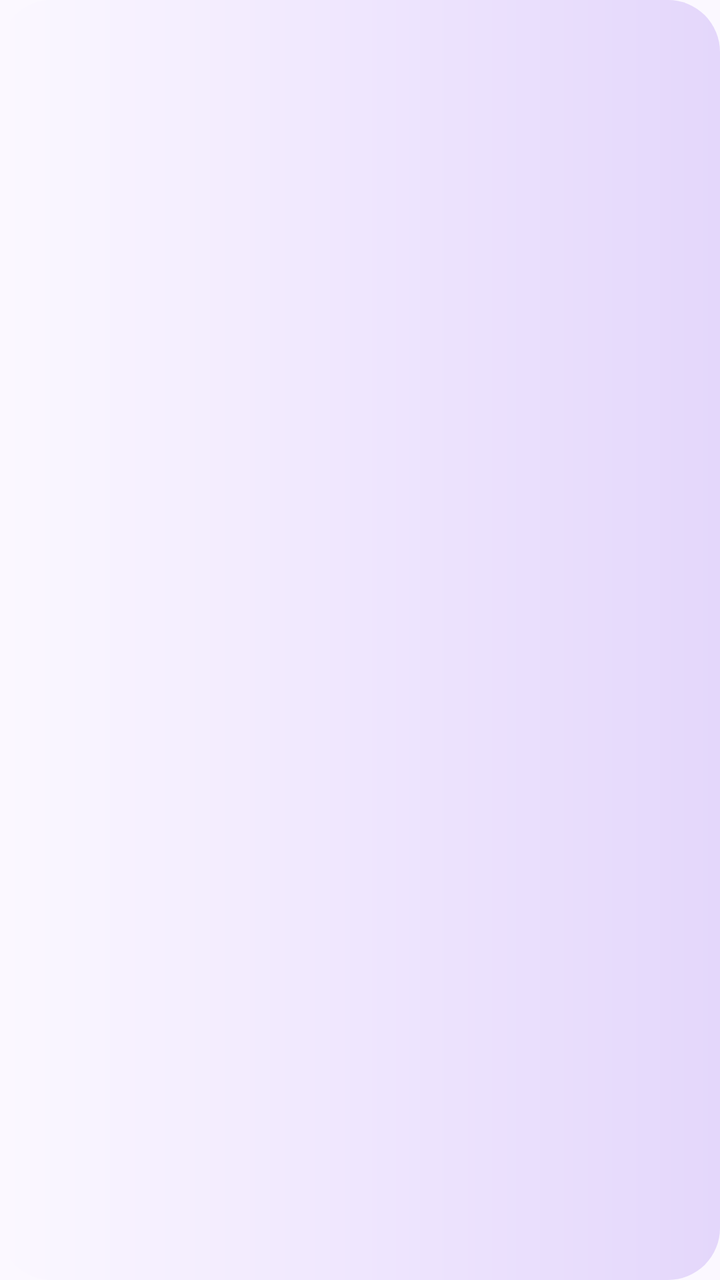
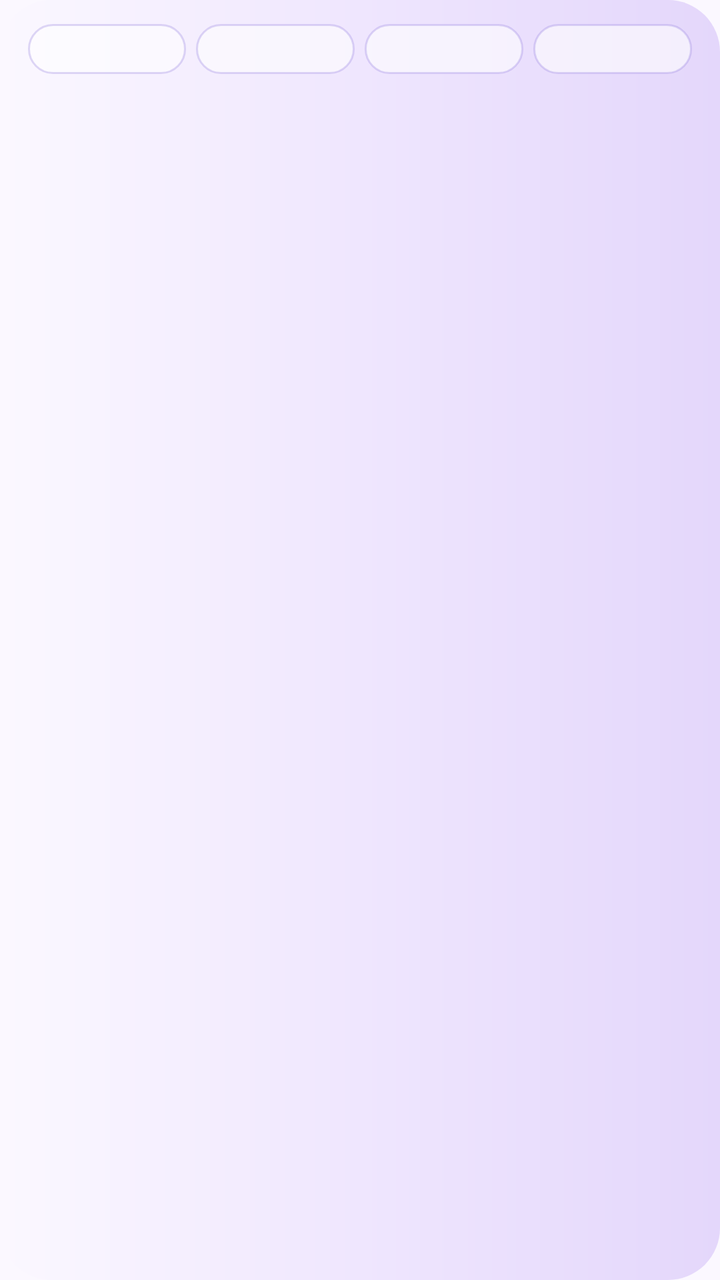

Compare the two renders of this Android layout. The source of the first and the diff that turns it into the second are given below.
<!-- AndroidManifest.xml: application theme Theme.DayTally -->
<!-- res/layout/widget_week.xml -->
<?xml version="1.0" encoding="utf-8"?>

<LinearLayout xmlns:android="http://schemas.android.com/apk/res/android"
    android:id="@+id/week_root"
    android:layout_width="match_parent"
    android:layout_height="match_parent"
    android:orientation="vertical"
    android:paddingLeft="18dp"
    android:paddingTop="16dp"
    android:paddingRight="18dp"
    android:paddingBottom="14dp"
    android:background="@drawable/bg_week">

    
    <LinearLayout
        android:id="@+id/week_tabs"
        android:layout_width="match_parent"
        android:layout_height="wrap_content"
        android:orientation="horizontal">

        <TextView
            android:id="@+id/wtab_0"
            android:layout_width="0dp"
            android:layout_height="wrap_content"
            android:layout_weight="1"
            android:gravity="center"
            android:paddingTop="7dp"
            android:paddingBottom="7dp"
            android:textSize="15sp"
            android:textStyle="bold"
            android:includeFontPadding="false"
            android:singleLine="true"
            android:textColor="#6E58BE" />

        <TextView
            android:id="@+id/wtab_1"
            android:layout_width="0dp"
            android:layout_height="wrap_content"
            android:layout_weight="1"
            android:layout_marginLeft="5dp"
            android:gravity="center"
            android:paddingTop="7dp"
            android:paddingBottom="7dp"
            android:textSize="15sp"
            android:textStyle="bold"
            android:includeFontPadding="false"
            android:singleLine="true"
            android:textColor="#6E58BE" />

        <TextView
            android:id="@+id/wtab_2"
            android:layout_width="0dp"
            android:layout_height="wrap_content"
            android:layout_weight="1"
            android:layout_marginLeft="5dp"
            android:gravity="center"
            android:paddingTop="7dp"
            android:paddingBottom="7dp"
            android:textSize="15sp"
            android:textStyle="bold"
            android:includeFontPadding="false"
            android:singleLine="true"
            android:textColor="#6E58BE" />

        <TextView
            android:id="@+id/wtab_3"
            android:layout_width="0dp"
            android:layout_height="wrap_content"
            android:layout_weight="1"
            android:layout_marginLeft="5dp"
            android:gravity="center"
            android:paddingTop="7dp"
            android:paddingBottom="7dp"
            android:textSize="15sp"
            android:textStyle="bold"
            android:includeFontPadding="false"
            android:singleLine="true"
            android:textColor="#6E58BE" />
    </LinearLayout>


    
    <LinearLayout
        android:layout_width="match_parent"
        android:layout_height="wrap_content"
        android:orientation="horizontal"
        android:gravity="bottom"
        android:layout_marginTop="11dp">

        <TextView
            android:id="@+id/week_val"
            android:layout_width="wrap_content"
            android:layout_height="wrap_content"
            android:textSize="38sp"
            android:textStyle="bold"
            android:textColor="#2B2338"
            android:includeFontPadding="false"
            android:singleLine="true" />

        <TextView
            android:id="@+id/week_unit"
            android:layout_width="wrap_content"
            android:layout_height="wrap_content"
            android:layout_marginLeft="4dp"
            android:layout_marginBottom="2dp"
            android:textSize="15sp"
            android:includeFontPadding="false"
            android:textColor="#6E6079"
            android:singleLine="true" />
    </LinearLayout>

    
    <TextView
        android:id="@+id/week_sub"
        android:layout_width="match_parent"
        android:layout_height="wrap_content"
        android:layout_marginTop="4dp"
        android:textSize="13.5sp"
        android:includeFontPadding="false"
        android:textColor="#A296B2"
        android:singleLine="true" />


    
    <LinearLayout
        android:id="@+id/week_strip"
        android:layout_width="match_parent"
        android:layout_height="0dp"
        android:layout_weight="1"
        android:layout_marginTop="8dp"
        android:orientation="horizontal"
        android:weightSum="7">

        <LinearLayout android:layout_width="0dp" android:layout_height="match_parent" android:layout_weight="1" android:orientation="vertical" android:gravity="center">
            <TextView android:id="@+id/ww_0" android:layout_width="wrap_content" android:layout_height="0dp" android:layout_weight="1.0" android:gravity="center_vertical" android:textSize="14sp" android:textColor="#9C92AC" android:includeFontPadding="false" android:singleLine="true" />
            <TextView android:id="@+id/wn_0" android:layout_width="wrap_content" android:layout_height="0dp" android:layout_weight="1.6" android:gravity="center_vertical" android:paddingTop="2dp" android:textSize="21sp" android:textStyle="bold" android:layout_marginTop="4dp" android:includeFontPadding="false" android:singleLine="true" />
            <TextView android:id="@+id/wd_0" android:layout_width="wrap_content" android:layout_height="0dp" android:layout_weight="1.0" android:gravity="center_vertical" android:textSize="13sp" android:textColor="#A99FB8" android:layout_marginTop="4dp" android:includeFontPadding="false" android:singleLine="true" />
        </LinearLayout>

        <LinearLayout android:layout_width="0dp" android:layout_height="match_parent" android:layout_weight="1" android:orientation="vertical" android:gravity="center">
            <TextView android:id="@+id/ww_1" android:layout_width="wrap_content" android:layout_height="0dp" android:layout_weight="1.0" android:gravity="center_vertical" android:textSize="14sp" android:textColor="#9C92AC" android:includeFontPadding="false" android:singleLine="true" />
            <TextView android:id="@+id/wn_1" android:layout_width="wrap_content" android:layout_height="0dp" android:layout_weight="1.6" android:gravity="center_vertical" android:paddingTop="2dp" android:textSize="21sp" android:textStyle="bold" android:layout_marginTop="4dp" android:includeFontPadding="false" android:singleLine="true" />
            <TextView android:id="@+id/wd_1" android:layout_width="wrap_content" android:layout_height="0dp" android:layout_weight="1.0" android:gravity="center_vertical" android:textSize="13sp" android:textColor="#A99FB8" android:layout_marginTop="4dp" android:includeFontPadding="false" android:singleLine="true" />
        </LinearLayout>

        <LinearLayout android:layout_width="0dp" android:layout_height="match_parent" android:layout_weight="1" android:orientation="vertical" android:gravity="center">
            <TextView android:id="@+id/ww_2" android:layout_width="wrap_content" android:layout_height="0dp" android:layout_weight="1.0" android:gravity="center_vertical" android:textSize="14sp" android:textColor="#9C92AC" android:includeFontPadding="false" android:singleLine="true" />
            <TextView android:id="@+id/wn_2" android:layout_width="wrap_content" android:layout_height="0dp" android:layout_weight="1.6" android:gravity="center_vertical" android:paddingTop="2dp" android:textSize="21sp" android:textStyle="bold" android:layout_marginTop="4dp" android:includeFontPadding="false" android:singleLine="true" />
            <TextView android:id="@+id/wd_2" android:layout_width="wrap_content" android:layout_height="0dp" android:layout_weight="1.0" android:gravity="center_vertical" android:textSize="13sp" android:textColor="#A99FB8" android:layout_marginTop="4dp" android:includeFontPadding="false" android:singleLine="true" />
        </LinearLayout>

        <LinearLayout android:layout_width="0dp" android:layout_height="match_parent" android:layout_weight="1" android:orientation="vertical" android:gravity="center">
            <TextView android:id="@+id/ww_3" android:layout_width="wrap_content" android:layout_height="0dp" android:layout_weight="1.0" android:gravity="center_vertical" android:textSize="14sp" android:textColor="#9C92AC" android:includeFontPadding="false" android:singleLine="true" />
            <TextView android:id="@+id/wn_3" android:layout_width="wrap_content" android:layout_height="0dp" android:layout_weight="1.6" android:gravity="center_vertical" android:paddingTop="2dp" android:textSize="21sp" android:textStyle="bold" android:layout_marginTop="4dp" android:includeFontPadding="false" android:singleLine="true" />
            <TextView android:id="@+id/wd_3" android:layout_width="wrap_content" android:layout_height="0dp" android:layout_weight="1.0" android:gravity="center_vertical" android:textSize="13sp" android:textColor="#A99FB8" android:layout_marginTop="4dp" android:includeFontPadding="false" android:singleLine="true" />
        </LinearLayout>

        <LinearLayout android:layout_width="0dp" android:layout_height="match_parent" android:layout_weight="1" android:orientation="vertical" android:gravity="center">
            <TextView android:id="@+id/ww_4" android:layout_width="wrap_content" android:layout_height="0dp" android:layout_weight="1.0" android:gravity="center_vertical" android:textSize="14sp" android:textColor="#9C92AC" android:includeFontPadding="false" android:singleLine="true" />
            <TextView android:id="@+id/wn_4" android:layout_width="wrap_content" android:layout_height="0dp" android:layout_weight="1.6" android:gravity="center_vertical" android:paddingTop="2dp" android:textSize="21sp" android:textStyle="bold" android:layout_marginTop="4dp" android:includeFontPadding="false" android:singleLine="true" />
            <TextView android:id="@+id/wd_4" android:layout_width="wrap_content" android:layout_height="0dp" android:layout_weight="1.0" android:gravity="center_vertical" android:textSize="13sp" android:textColor="#A99FB8" android:layout_marginTop="4dp" android:includeFontPadding="false" android:singleLine="true" />
        </LinearLayout>

        <LinearLayout android:layout_width="0dp" android:layout_height="match_parent" android:layout_weight="1" android:orientation="vertical" android:gravity="center">
            <TextView android:id="@+id/ww_5" android:layout_width="wrap_content" android:layout_height="0dp" android:layout_weight="1.0" android:gravity="center_vertical" android:textSize="14sp" android:textColor="#9C92AC" android:includeFontPadding="false" android:singleLine="true" />
            <TextView android:id="@+id/wn_5" android:layout_width="wrap_content" android:layout_height="0dp" android:layout_weight="1.6" android:gravity="center_vertical" android:paddingTop="2dp" android:textSize="21sp" android:textStyle="bold" android:layout_marginTop="4dp" android:includeFontPadding="false" android:singleLine="true" />
            <TextView android:id="@+id/wd_5" android:layout_width="wrap_content" android:layout_height="0dp" android:layout_weight="1.0" android:gravity="center_vertical" android:textSize="13sp" android:textColor="#A99FB8" android:layout_marginTop="4dp" android:includeFontPadding="false" android:singleLine="true" />
        </LinearLayout>

        <LinearLayout android:layout_width="0dp" android:layout_height="match_parent" android:layout_weight="1" android:orientation="vertical" android:gravity="center">
            <TextView android:id="@+id/ww_6" android:layout_width="wrap_content" android:layout_height="0dp" android:layout_weight="1.0" android:gravity="center_vertical" android:textSize="14sp" android:textColor="#D2505C" android:textStyle="bold" android:includeFontPadding="false" android:singleLine="true" />
            <TextView android:id="@+id/wn_6" android:layout_width="wrap_content" android:layout_height="0dp" android:layout_weight="1.6" android:gravity="center_vertical" android:paddingTop="2dp" android:textSize="21sp" android:textStyle="bold" android:layout_marginTop="4dp" android:includeFontPadding="false" android:singleLine="true" />
            <TextView android:id="@+id/wd_6" android:layout_width="wrap_content" android:layout_height="0dp" android:layout_weight="1.0" android:gravity="center_vertical" android:textSize="13sp" android:textColor="#A99FB8" android:layout_marginTop="4dp" android:includeFontPadding="false" android:singleLine="true" />
        </LinearLayout>
    </LinearLayout>
</LinearLayout>
<!-- resources referenced by this layout -->
<resources>
  <!-- drawable bg_week (drawable) -->
  <?xml version="1.0" encoding="utf-8"?>
  
  <shape xmlns:android="http://schemas.android.com/apk/res/android" android:shape="rectangle">
      <gradient android:type="linear" android:angle="180"
          android:startColor="#E4D7FB" android:centerColor="#EFE6FE" android:endColor="#FBF8FF" />
      <corners android:radius="26dp" />
  </shape>
  <style name="Theme.DayTally" parent="Theme.Material3.DayNight.NoActionBar">
          <item name="android:statusBarColor">@color/paper</item>
          <item name="android:navigationBarColor">@color/paper</item>
          <item name="android:windowBackground">@color/paper</item>
          <item name="android:windowLightStatusBar">true</item>
          <item name="android:windowLightNavigationBar">true</item>
      </style>
  <color name="paper">#FBF8FF</color>
</resources>

<!-- the commit's change to res/layout/widget_week.xml (unified diff, before → after) -->
@@ -1,14 +1,13 @@
 <?xml version="1.0" encoding="utf-8"?>
-
 <LinearLayout xmlns:android="http://schemas.android.com/apk/res/android"
     android:id="@+id/week_root"
     android:layout_width="match_parent"
     android:layout_height="match_parent"
     android:orientation="vertical"
-    android:paddingLeft="18dp"
-    android:paddingTop="16dp"
-    android:paddingRight="18dp"
-    android:paddingBottom="14dp"
+    android:paddingLeft="14dp"
+    android:paddingTop="12dp"
+    android:paddingRight="14dp"
+    android:paddingBottom="11dp"
     android:background="@drawable/bg_week">
 
     
@@ -16,6 +15,7 @@
         android:id="@+id/week_tabs"
         android:layout_width="match_parent"
         android:layout_height="wrap_content"
+        android:layout_marginBottom="8dp"
         android:orientation="horizontal">
 
         <TextView
@@ -23,10 +23,11 @@
             android:layout_width="0dp"
             android:layout_height="wrap_content"
             android:layout_weight="1"
+            android:background="@drawable/bg_weektab_off"
             android:gravity="center"
-            android:paddingTop="7dp"
-            android:paddingBottom="7dp"
-            android:textSize="15sp"
+            android:paddingTop="6dp"
+            android:paddingBottom="6dp"
+            android:textSize="11sp"
             android:textStyle="bold"
             android:includeFontPadding="false"
             android:singleLine="true"
@@ -38,10 +39,11 @@
             android:layout_height="wrap_content"
             android:layout_weight="1"
             android:layout_marginLeft="5dp"
+            android:background="@drawable/bg_weektab_off"
             android:gravity="center"
-            android:paddingTop="7dp"
-            android:paddingBottom="7dp"
-            android:textSize="15sp"
+            android:paddingTop="6dp"
+            android:paddingBottom="6dp"
+            android:textSize="11sp"
             android:textStyle="bold"
             android:includeFontPadding="false"
             android:singleLine="true"
@@ -53,10 +55,11 @@
             android:layout_height="wrap_content"
             android:layout_weight="1"
             android:layout_marginLeft="5dp"
+            android:background="@drawable/bg_weektab_off"
             android:gravity="center"
-            android:paddingTop="7dp"
-            android:paddingBottom="7dp"
-            android:textSize="15sp"
+            android:paddingTop="6dp"
+            android:paddingBottom="6dp"
+            android:textSize="11sp"
             android:textStyle="bold"
             android:includeFontPadding="false"
             android:singleLine="true"
@@ -68,30 +71,29 @@
             android:layout_height="wrap_content"
             android:layout_weight="1"
             android:layout_marginLeft="5dp"
+            android:background="@drawable/bg_weektab_off"
             android:gravity="center"
-            android:paddingTop="7dp"
-            android:paddingBottom="7dp"
-            android:textSize="15sp"
+            android:paddingTop="6dp"
+            android:paddingBottom="6dp"
+            android:textSize="11sp"
             android:textStyle="bold"
             android:includeFontPadding="false"
             android:singleLine="true"
             android:textColor="#6E58BE" />
     </LinearLayout>
 
-
     
     <LinearLayout
         android:layout_width="match_parent"
         android:layout_height="wrap_content"
         android:orientation="horizontal"
-        android:gravity="bottom"
-        android:layout_marginTop="11dp">
+        android:gravity="bottom">
 
         <TextView
             android:id="@+id/week_val"
             android:layout_width="wrap_content"
             android:layout_height="wrap_content"
-            android:textSize="38sp"
+            android:textSize="32sp"
             android:textStyle="bold"
             android:textColor="#2B2338"
             android:includeFontPadding="false"
@@ -101,9 +103,10 @@
             android:id="@+id/week_unit"
             android:layout_width="wrap_content"
             android:layout_height="wrap_content"
-            android:layout_marginLeft="4dp"
-            android:layout_marginBottom="2dp"
-            android:textSize="15sp"
+            android:layout_marginLeft="5dp"
+            android:layout_marginBottom="1dp"
+            android:textSize="11.5sp"
+            android:textStyle="bold"
             android:includeFontPadding="false"
             android:textColor="#6E6079"
             android:singleLine="true" />
@@ -114,63 +117,69 @@
         android:id="@+id/week_sub"
         android:layout_width="match_parent"
         android:layout_height="wrap_content"
-        android:layout_marginTop="4dp"
-        android:textSize="13.5sp"
+        android:layout_marginTop="6dp"
+        android:textSize="10.5sp"
         android:includeFontPadding="false"
         android:textColor="#A296B2"
         android:singleLine="true" />
 
-
+    
     
     <LinearLayout
         android:id="@+id/week_strip"
         android:layout_width="match_parent"
-        android:layout_height="0dp"
-        android:layout_weight="1"
-        android:layout_marginTop="8dp"
+        android:layout_height="wrap_content"
+        android:layout_marginTop="10dp"
         android:orientation="horizontal"
         android:weightSum="7">
 
-        <LinearLayout android:layout_width="0dp" android:layout_height="match_parent" android:layout_weight="1" android:orientation="vertical" android:gravity="center">
-            <TextView android:id="@+id/ww_0" android:layout_width="wrap_content" android:layout_height="0dp" android:layout_weight="1.0" android:gravity="center_vertical" android:textSize="14sp" android:textColor="#9C92AC" android:includeFontPadding="false" android:singleLine="true" />
-            <TextView android:id="@+id/wn_0" android:layout_width="wrap_content" android:layout_height="0dp" android:layout_weight="1.6" android:gravity="center_vertical" android:paddingTop="2dp" android:textSize="21sp" android:textStyle="bold" android:layout_marginTop="4dp" android:includeFontPadding="false" android:singleLine="true" />
-            <TextView android:id="@+id/wd_0" android:layout_width="wrap_content" android:layout_height="0dp" android:layout_weight="1.0" android:gravity="center_vertical" android:textSize="13sp" android:textColor="#A99FB8" android:layout_marginTop="4dp" android:includeFontPadding="false" android:singleLine="true" />
+        <LinearLayout android:layout_width="0dp" android:layout_height="wrap_content" android:layout_weight="1" android:orientation="vertical" android:gravity="center_horizontal">
+            <TextView android:id="@+id/ww_0" android:layout_width="wrap_content" android:layout_height="wrap_content" android:textSize="10sp" android:textColor="#9C92AC" android:includeFontPadding="false" android:singleLine="true" />
+            <TextView android:id="@+id/wn_0" android:layout_width="wrap_content" android:layout_height="wrap_content" android:layout_marginTop="5dp" android:textSize="13sp" android:textStyle="bold" android:includeFontPadding="false" android:singleLine="true" />
+            <TextView android:id="@+id/wd_0" android:layout_width="wrap_content" android:layout_height="wrap_content" android:layout_marginTop="4dp" android:textSize="9.5sp" android:textColor="#A99FB8" android:includeFontPadding="false" android:singleLine="true" />
         </LinearLayout>
 
-        <LinearLayout android:layout_width="0dp" android:layout_height="match_parent" android:layout_weight="1" android:orientation="vertical" android:gravity="center">
-            <TextView android:id="@+id/ww_1" android:layout_width="wrap_content" android:layout_height="0dp" android:layout_weight="1.0" android:gravity="center_vertical" android:textSize="14sp" android:textColor="#9C92AC" android:includeFontPadding="false" android:singleLine="true" />
-            <TextView android:id="@+id/wn_1" android:layout_width="wrap_content" android:layout_height="0dp" android:layout_weight="1.6" android:gravity="center_vertical" android:paddingTop="2dp" android:textSize="21sp" android:textStyle="bold" android:layout_marginTop="4dp" android:includeFontPadding="false" android:singleLine="true" />
-            <TextView android:id="@+id/wd_1" android:layout_width="wrap_content" android:layout_height="0dp" android:layout_weight="1.0" android:gravity="center_vertical" android:textSize="13sp" android:textColor="#A99FB8" android:layout_marginTop="4dp" android:includeFontPadding="false" android:singleLine="true" />
+        <LinearLayout android:layout_width="0dp" android:layout_height="wrap_content" android:layout_weight="1" android:orientation="vertical" android:gravity="center_horizontal">
+            <TextView android:id="@+id/ww_1" android:layout_width="wrap_content" android:layout_height="wrap_content" android:textSize="10sp" android:textColor="#9C92AC" android:includeFontPadding="false" android:singleLine="true" />
+            <TextView android:id="@+id/wn_1" android:layout_width="wrap_content" android:layout_height="wrap_content" android:layout_marginTop="5dp" android:textSize="13sp" android:textStyle="bold" android:includeFontPadding="false" android:singleLine="true" />
+            <TextView android:id="@+id/wd_1" android:layout_width="wrap_content" android:layout_height="wrap_content" android:layout_marginTop="4dp" android:textSize="9.5sp" android:textColor="#A99FB8" android:includeFontPadding="false" android:singleLine="true" />
         </LinearLayout>
 
-        <LinearLayout android:layout_width="0dp" android:layout_height="match_parent" android:layout_weight="1" android:orientation="vertical" android:gravity="center">
-            <TextView android:id="@+id/ww_2" android:layout_width="wrap_content" android:layout_height="0dp" android:layout_weight="1.0" android:gravity="center_vertical" android:textSize="14sp" android:textColor="#9C92AC" android:includeFontPadding="false" android:singleLine="true" />
-            <TextView android:id="@+id/wn_2" android:layout_width="wrap_content" android:layout_height="0dp" android:layout_weight="1.6" android:gravity="center_vertical" android:paddingTop="2dp" android:textSize="21sp" android:textStyle="bold" android:layout_marginTop="4dp" android:includeFontPadding="false" android:singleLine="true" />
-            <TextView android:id="@+id/wd_2" android:layout_width="wrap_content" android:layout_height="0dp" android:layout_weight="1.0" android:gravity="center_vertical" android:textSize="13sp" android:textColor="#A99FB8" android:layout_marginTop="4dp" android:includeFontPadding="false" android:singleLine="true" />
+        <LinearLayout android:layout_width="0dp" android:layout_height="wrap_content" android:layout_weight="1" android:orientation="vertical" android:gravity="center_horizontal">
+            <TextView android:id="@+id/ww_2" android:layout_width="wrap_content" android:layout_height="wrap_content" android:textSize="10sp" android:textColor="#9C92AC" android:includeFontPadding="false" android:singleLine="true" />
+            <TextView android:id="@+id/wn_2" android:layout_width="wrap_content" android:layout_height="wrap_content" android:layout_marginTop="5dp" android:textSize="13sp" android:textStyle="bold" android:includeFontPadding="false" android:singleLine="true" />
+            <TextView android:id="@+id/wd_2" android:layout_width="wrap_content" android:layout_height="wrap_content" android:layout_marginTop="4dp" android:textSize="9.5sp" android:textColor="#A99FB8" android:includeFontPadding="false" android:singleLine="true" />
         </LinearLayout>
 
-        <LinearLayout android:layout_width="0dp" android:layout_height="match_parent" android:layout_weight="1" android:orientation="vertical" android:gravity="center">
-            <TextView android:id="@+id/ww_3" android:layout_width="wrap_content" android:layout_height="0dp" android:layout_weight="1.0" android:gravity="center_vertical" android:textSize="14sp" android:textColor="#9C92AC" android:includeFontPadding="false" android:singleLine="true" />
-            <TextView android:id="@+id/wn_3" android:layout_width="wrap_content" android:layout_height="0dp" android:layout_weight="1.6" android:gravity="center_vertical" android:paddingTop="2dp" android:textSize="21sp" android:textStyle="bold" android:layout_marginTop="4dp" android:includeFontPadding="false" android:singleLine="true" />
-            <TextView android:id="@+id/wd_3" android:layout_width="wrap_content" android:layout_height="0dp" android:layout_weight="1.0" android:gravity="center_vertical" android:textSize="13sp" android:textColor="#A99FB8" android:layout_marginTop="4dp" android:includeFontPadding="false" android:singleLine="true" />
+        <LinearLayout android:layout_width="0dp" android:layout_height="wrap_content" android:layout_weight="1" android:orientation="vertical" android:gravity="center_horizontal">
+            <TextView android:id="@+id/ww_3" android:layout_width="wrap_content" android:layout_height="wrap_content" android:textSize="10sp" android:textColor="#9C92AC" android:includeFontPadding="false" android:singleLine="true" />
+            <TextView android:id="@+id/wn_3" android:layout_width="wrap_content" android:layout_height="wrap_content" android:layout_marginTop="5dp" android:textSize="13sp" android:textStyle="bold" android:includeFontPadding="false" android:singleLine="true" />
+            <TextView android:id="@+id/wd_3" android:layout_width="wrap_content" android:layout_height="wrap_content" android:layout_marginTop="4dp" android:textSize="9.5sp" android:textColor="#A99FB8" android:includeFontPadding="false" android:singleLine="true" />
         </LinearLayout>
 
-        <LinearLayout android:layout_width="0dp" android:layout_height="match_parent" android:layout_weight="1" android:orientation="vertical" android:gravity="center">
-            <TextView android:id="@+id/ww_4" android:layout_width="wrap_content" android:layout_height="0dp" android:layout_weight="1.0" android:gravity="center_vertical" android:textSize="14sp" android:textColor="#9C92AC" android:includeFontPadding="false" android:singleLine="true" />
-            <TextView android:id="@+id/wn_4" android:layout_width="wrap_content" android:layout_height="0dp" android:layout_weight="1.6" android:gravity="center_vertical" android:paddingTop="2dp" android:textSize="21sp" android:textStyle="bold" android:layout_marginTop="4dp" android:includeFontPadding="false" android:singleLine="true" />
-            <TextView android:id="@+id/wd_4" android:layout_width="wrap_content" android:layout_height="0dp" android:layout_weight="1.0" android:gravity="center_vertical" android:textSize="13sp" android:textColor="#A99FB8" android:layout_marginTop="4dp" android:includeFontPadding="false" android:singleLine="true" />
+        <LinearLayout android:layout_width="0dp" android:layout_height="wrap_content" android:layout_weight="1" android:orientation="vertical" android:gravity="center_horizontal">
+            <TextView android:id="@+id/ww_4" android:layout_width="wrap_content" android:layout_height="wrap_content" android:textSize="10sp" android:textColor="#9C92AC" android:includeFontPadding="false" android:singleLine="true" />
+            <TextView android:id="@+id/wn_4" android:layout_width="wrap_content" android:layout_height="wrap_content" android:layout_marginTop="5dp" android:textSize="13sp" android:textStyle="bold" android:includeFontPadding="false" android:singleLine="true" />
+            <TextView android:id="@+id/wd_4" android:layout_width="wrap_content" android:layout_height="wrap_content" android:layout_marginTop="4dp" android:textSize="9.5sp" android:textColor="#A99FB8" android:includeFontPadding="false" android:singleLine="true" />
         </LinearLayout>
 
-        <LinearLayout android:layout_width="0dp" android:layout_height="match_parent" android:layout_weight="1" android:orientation="vertical" android:gravity="center">
-            <TextView android:id="@+id/ww_5" android:layout_width="wrap_content" android:layout_height="0dp" android:layout_weight="1.0" android:gravity="center_vertical" android:textSize="14sp" android:textColor="#9C92AC" android:includeFontPadding="false" android:singleLine="true" />
-            <TextView android:id="@+id/wn_5" android:layout_width="wrap_content" android:layout_height="0dp" android:layout_weight="1.6" android:gravity="center_vertical" android:paddingTop="2dp" android:textSize="21sp" android:textStyle="bold" android:layout_marginTop="4dp" android:includeFontPadding="false" android:singleLine="true" />
-            <TextView android:id="@+id/wd_5" android:layout_width="wrap_content" android:layout_height="0dp" android:layout_weight="1.0" android:gravity="center_vertical" android:textSize="13sp" android:textColor="#A99FB8" android:layout_marginTop="4dp" android:includeFontPadding="false" android:singleLine="true" />
+        <LinearLayout android:layout_width="0dp" android:layout_height="wrap_content" android:layout_weight="1" android:orientation="vertical" android:gravity="center_horizontal">
+            <TextView android:id="@+id/ww_5" android:layout_width="wrap_content" android:layout_height="wrap_content" android:textSize="10sp" android:textColor="#9C92AC" android:includeFontPadding="false" android:singleLine="true" />
+            <TextView android:id="@+id/wn_5" android:layout_width="wrap_content" android:layout_height="wrap_content" android:layout_marginTop="5dp" android:textSize="13sp" android:textStyle="bold" android:includeFontPadding="false" android:singleLine="true" />
+            <TextView android:id="@+id/wd_5" android:layout_width="wrap_content" android:layout_height="wrap_content" android:layout_marginTop="4dp" android:textSize="9.5sp" android:textColor="#A99FB8" android:includeFontPadding="false" android:singleLine="true" />
         </LinearLayout>
 
-        <LinearLayout android:layout_width="0dp" android:layout_height="match_parent" android:layout_weight="1" android:orientation="vertical" android:gravity="center">
-            <TextView android:id="@+id/ww_6" android:layout_width="wrap_content" android:layout_height="0dp" android:layout_weight="1.0" android:gravity="center_vertical" android:textSize="14sp" android:textColor="#D2505C" android:textStyle="bold" android:includeFontPadding="false" android:singleLine="true" />
-            <TextView android:id="@+id/wn_6" android:layout_width="wrap_content" android:layout_height="0dp" android:layout_weight="1.6" android:gravity="center_vertical" android:paddingTop="2dp" android:textSize="21sp" android:textStyle="bold" android:layout_marginTop="4dp" android:includeFontPadding="false" android:singleLine="true" />
-            <TextView android:id="@+id/wd_6" android:layout_width="wrap_content" android:layout_height="0dp" android:layout_weight="1.0" android:gravity="center_vertical" android:textSize="13sp" android:textColor="#A99FB8" android:layout_marginTop="4dp" android:includeFontPadding="false" android:singleLine="true" />
+        <LinearLayout android:layout_width="0dp" android:layout_height="wrap_content" android:layout_weight="1" android:orientation="vertical" android:gravity="center_horizontal">
+            <TextView android:id="@+id/ww_6" android:layout_width="wrap_content" android:layout_height="wrap_content" android:textSize="10sp" android:textColor="#9C92AC" android:includeFontPadding="false" android:singleLine="true" />
+            <TextView android:id="@+id/wn_6" android:layout_width="wrap_content" android:layout_height="wrap_content" android:layout_marginTop="5dp" android:textSize="13sp" android:textStyle="bold" android:includeFontPadding="false" android:singleLine="true" />
+            <TextView android:id="@+id/wd_6" android:layout_width="wrap_content" android:layout_height="wrap_content" android:layout_marginTop="4dp" android:textSize="9.5sp" android:textColor="#A99FB8" android:includeFontPadding="false" android:singleLine="true" />
         </LinearLayout>
     </LinearLayout>
+
+    
+    <LinearLayout
+        android:layout_width="match_parent"
+        android:layout_height="0dp"
+        android:layout_weight="1"
+        android:orientation="vertical" />
 </LinearLayout>
<!-- resource entries referenced after the edit -->
@@ -7,6 +7,14 @@
       <gradient android:type="linear" android:angle="180"
           android:startColor="#E4D7FB" android:centerColor="#EFE6FE" android:endColor="#FBF8FF" />
       <corners android:radius="26dp" />
+  </shape>
+  <!-- drawable bg_weektab_off (drawable) -->
+  <?xml version="1.0" encoding="utf-8"?>
+  
+  <shape xmlns:android="http://schemas.android.com/apk/res/android" android:shape="rectangle">
+      <solid android:color="#99FFFFFF" />
+      <corners android:radius="999dp" />
+      <stroke android:width="1dp" android:color="#478B76D9" />
   </shape>
   <style name="Theme.DayTally" parent="Theme.Material3.DayNight.NoActionBar">
           <item name="android:statusBarColor">@color/paper</item>
